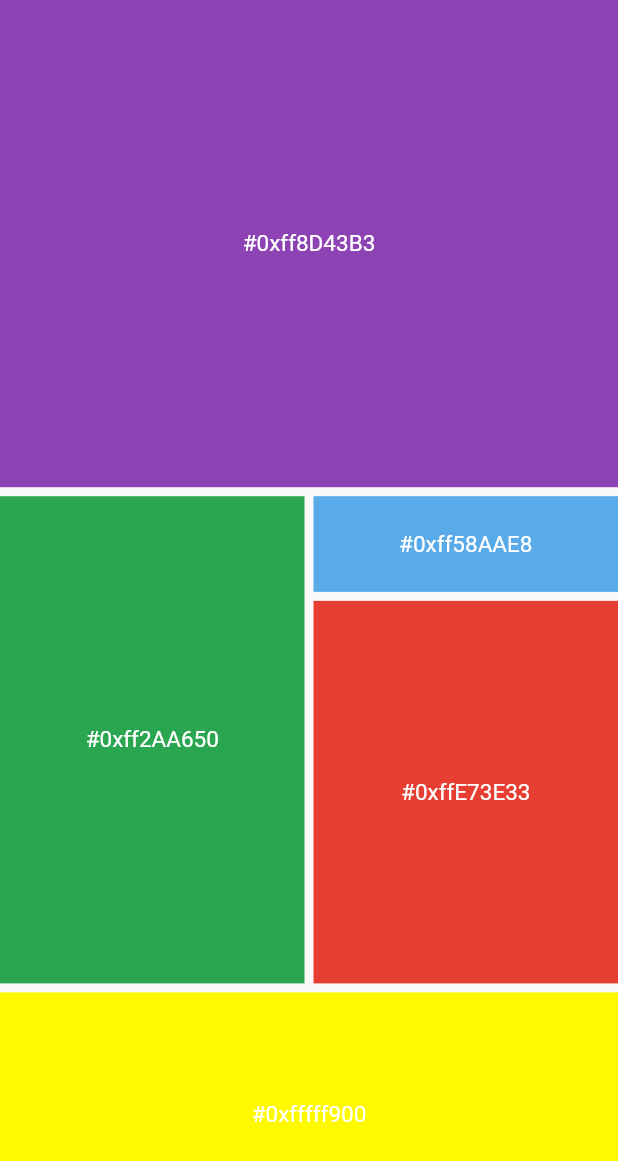
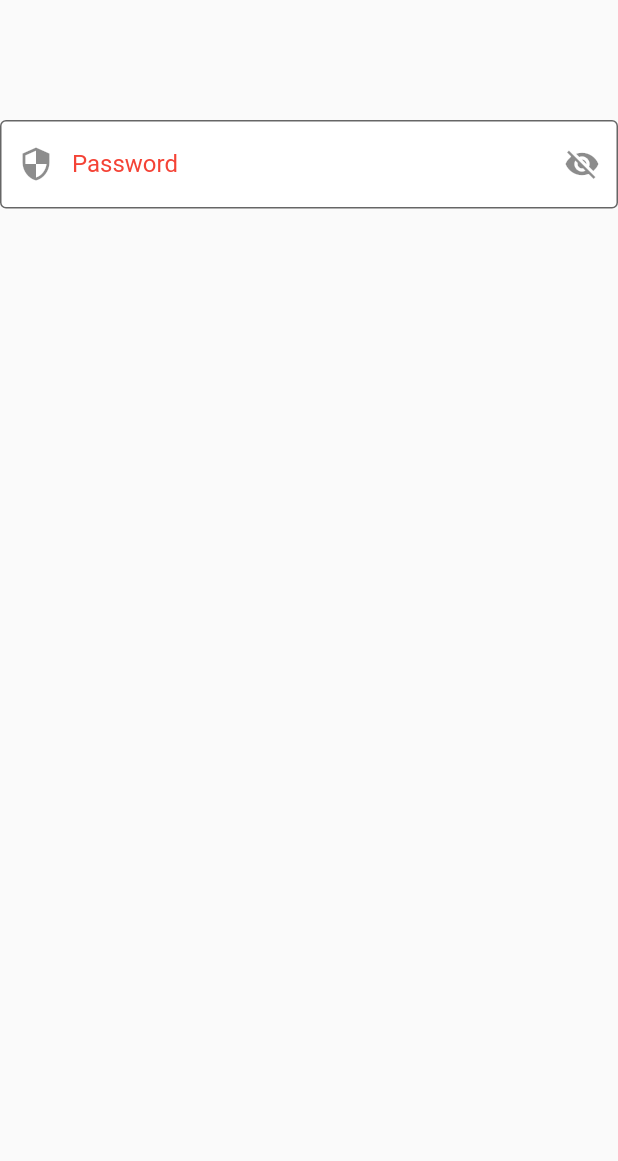
Before and after one commit to VE5PER/flutter_intro, a Flutter app: the screen it shows after launch, on a phone screen of 412 x 824 dp. Shown: the top 1161 px of the screen. Run offline on Flutter 3.47's test engine with Material 2 defaults, Android fonts, the phone set to English and light mode, and no system bars.

Commit message:
Reset files, stateful widget

```diff
--- a/lib/main.dart
+++ b/lib/main.dart
@@ -1,58 +1,58 @@
 import 'package:flutter/material.dart';
-
-void main() {
+void main()
+{
   runApp(MaterialApp(
-    home: MyApp(),
-  ));
+      home: MyPage()
+  )
+  );
 }
 
-class MyApp extends StatelessWidget {
-  const MyApp({Key? key}) : super(key: key);
+class MyPage extends StatefulWidget {
+  const MyPage({Key? key}) : super(key: key);
 
+  @override
+  _MyPageState createState() => _MyPageState();
+}
+
+class _MyPageState extends State<MyPage> {
+  TextEditingController _textcontroller=TextEditingController();
+  bool _secureText=true;
   @override
   Widget build(BuildContext context) {
     return Scaffold(
-        body: Column(
-      crossAxisAlignment: CrossAxisAlignment.stretch,
-      children: [
-        widget_fn(4, "0xff8D43B3"),
-        Padding(padding: EdgeInsets.all(3.0)),
-        Expanded(
-          flex: 4,
-          child: Row(
-            crossAxisAlignment: CrossAxisAlignment.stretch,
+        body: SafeArea(
+          child: Column(
             children: [
-              widget_fn(5, "0xff2AA650"),
-              Padding(padding: EdgeInsets.all(3.0)),
-              Expanded(
-                  flex: 5,
-                  child: Column(
-                    crossAxisAlignment: CrossAxisAlignment.stretch,
-                    children: [
-                      widget_fn(2, "0xff58AAE8"),
-                      Padding(padding: EdgeInsets.all(3.0)),
-                      widget_fn(8, "0xffE73E33"),
-                    ],
-                  )),
+              SizedBox(
+                height: 80,
+              ),
+              TextField(
+                controller: _textcontroller ,
+
+
+                obscureText: _secureText,
+                decoration: InputDecoration(
+                  hintText: "Enter Password",
+                  labelText:"Password",
+                  hintStyle: TextStyle(color: Colors.greenAccent),
+                  labelStyle: TextStyle(color: Colors.red),
+                  border: OutlineInputBorder(),
+                  fillColor: Colors.white,
+                  filled: true,
+                  prefixIcon: Icon(Icons.security),
+                  suffixIcon: IconButton(icon: Icon(
+                    _secureText ? Icons.visibility_off : Icons.visibility
+                  ), onPressed: () {
+                    setState(() {
+                      _secureText= !_secureText;
+                    });
+                  },)
+
+                ),
+              )
             ],
           ),
-        ),
-        Padding(padding: EdgeInsets.all(3.0)),
-        widget_fn(2, "0xfffff900")
-      ],
-    ));
+        )
+    );
   }
 }
-
-Widget widget_fn(int flx, String colorval) {
-  return (Expanded(
-      flex: flx,
-      child: Container(
-        color: Color(int.parse(colorval)),
-        child: Center(
-          child: Text("#$colorval",
-              style: TextStyle(color: Colors.white, fontSize: 15),
-              textAlign: TextAlign.center),
-        ),
-      )));
-}
```
Also changed, not shown: fonts/OFL.txt (deleted, +0 -93 lines), lib/bu.dart (deleted, +0 -32 lines), lib/textDesigns.dart (deleted, +0 -52 lines), pubspec.yaml (+7 -9 lines), fonts/Arvo-Bold.ttf (deleted), fonts/Arvo-BoldItalic.ttf (deleted), fonts/Arvo-Italic.ttf (deleted), fonts/Arvo-Regular.ttf (deleted), images/i1.jpg (deleted), images/i2.jpg (deleted), images/i3.jpg (deleted), 50 other files.
